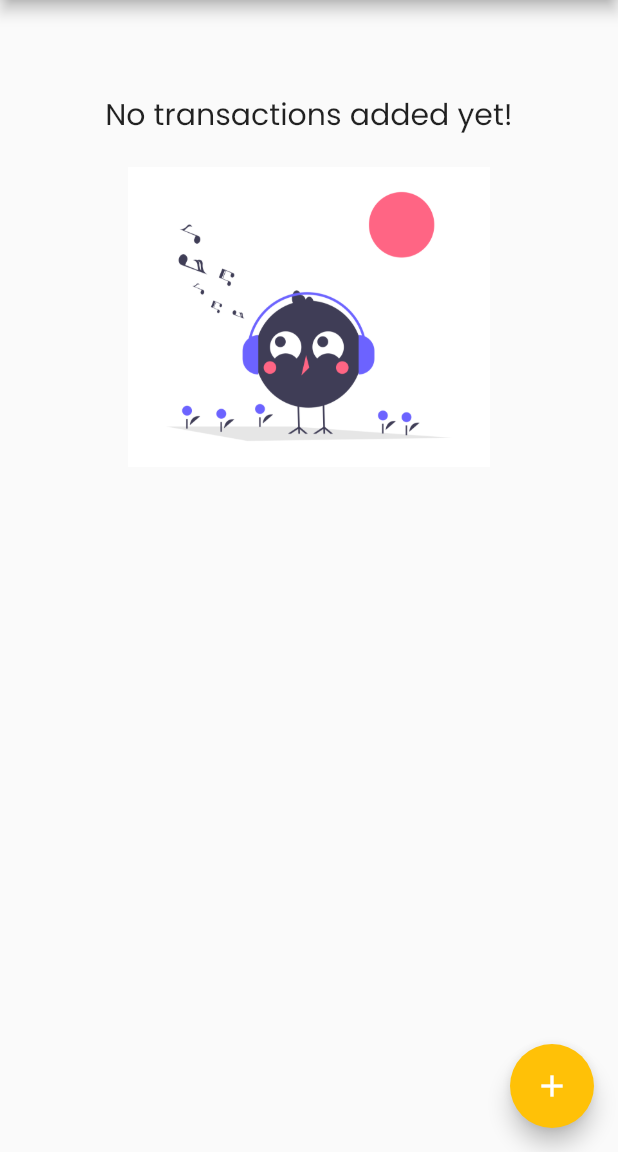
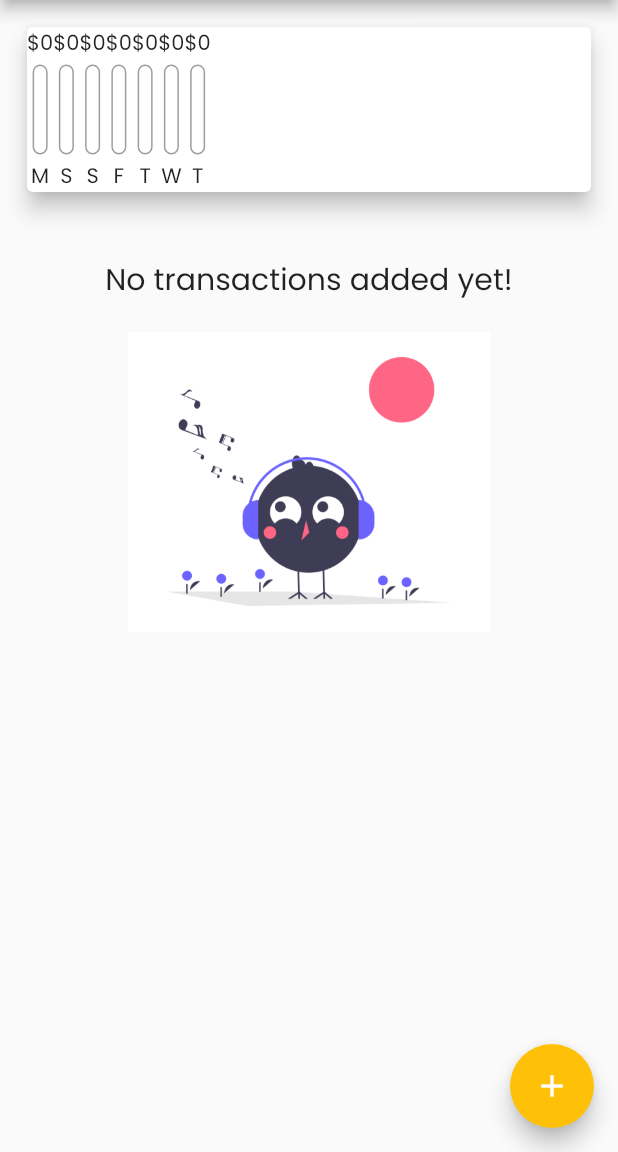
Before and after one commit to abdellatif-laghjaj/personal_expenses_app, a Flutter app: the screen it shows after launch, on a phone screen of 412 x 824 dp, the part 84-1236 px from its top. Run offline on Flutter 3.47's test engine with Material 2 defaults, Android fonts, the phone set to English and light mode, and no system bars.

Commit message:
adding charts graphics

```diff
--- a/lib/widgets/chart.dart
+++ b/lib/widgets/chart.dart
@@ -1,3 +1,5 @@
+import 'package:expense_app/widgets/chart_bar.dart';
+
 import '../models/transaction.dart';
 import 'package:flutter/material.dart';
 import 'package:intl/intl.dart';
@@ -20,7 +22,10 @@ class Chart extends StatelessWidget {
         }
       }
 
-      return {"day": DateFormat.E().format(weekDay), "amonut": totalSum};
+      return {
+        "day": DateFormat.E().format(weekDay).substring(0, 1),
+        "amount": totalSum
+      };
     });
   }
 
@@ -31,7 +36,7 @@ class Chart extends StatelessWidget {
       margin: EdgeInsets.all(18),
       child: Row(
         children: groupedTransactionValues.map((data) {
-          return Container();
+          return ChartBar(data['day'], data['amount'], null);
         }).toList(),
       ),
     );
--- /dev/null
+++ b/lib/widgets/chart_bar.dart
@@ -0,0 +1,33 @@
+import 'package:flutter/material.dart';
+
+class ChartBar extends StatelessWidget {
+  final String label;
+  final double spendingAmount;
+  final double spendingPctOfTotal;
+
+  ChartBar(this.label, this.spendingAmount, this.spendingPctOfTotal);
+
+  @override
+  Widget build(BuildContext context) {
+    return Column(
+      children: [
+        Text("\$${spendingAmount.toStringAsFixed(0)}"),
+        SizedBox(height: 4),
+        Container(
+          height: 60,
+          width: 10,
+          child: Stack(children: [
+            Container(
+              decoration: BoxDecoration(
+                border: Border.all(color: Colors.grey, width: 1),
+                borderRadius: BorderRadius.circular(10),
+              ),
+            )
+          ]),
+        ),
+        SizedBox(height: 4),
+        Text(label),
+      ],
+    );
+  }
+}
```
